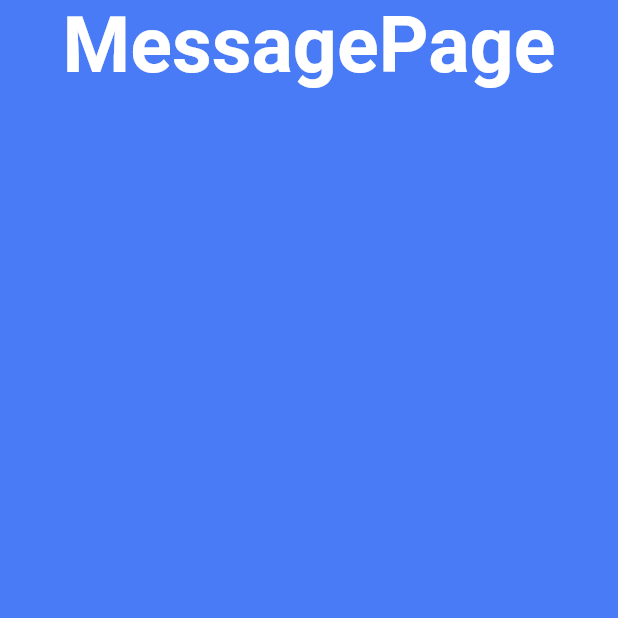
After one commit to didierganthier/video_chat_app, a Flutter app: the MessagePage screen opened by its route, on a phone screen of 412 x 824 dp, the top half of it. The commit adds this screen. Run offline on Flutter 3.47's test engine with Material 2 defaults, Android fonts, the phone set to English and light mode, and no system bars; our stand-ins replace cached_network_image, cloud_firestore, cookie_jar, dio, dio_cookie_manager, firebase_core and 8 more; accounts and stored records are empty; Roboto replaces fonts that are missing (Montserrat); statements that could not run were skipped.

Commit message:
Add messages routes and bindings

```diff
--- a/lib/common/routes/pages.dart
+++ b/lib/common/routes/pages.dart
@@ -3,6 +3,8 @@ import 'package:video_chat_app/common/middlewares/middlewares.dart';
 
 import 'package:get/get.dart';
 import 'package:video_chat_app/pages/frame/welcome/index.dart';
+import 'package:video_chat_app/pages/message/bindings.dart';
+import 'package:video_chat_app/pages/message/view.dart';
 
 import 'routes.dart';
 
@@ -43,9 +45,14 @@ class AppPages {
     // 首页
     // GetPage(name: AppRoutes.Contact, page: () => ContactPage(), binding: ContactBinding()),
     //消息
-    // GetPage(name: AppRoutes.Message, page: () => MessagePage(), binding: MessageBinding(),middlewares: [
-    //    RouteAuthMiddleware(priority: 1),
-    //  ],),
+    GetPage(
+      name: AppRoutes.Message,
+      page: () => const MessagePage(),
+      binding: MessageBinding(),
+      middlewares: [
+        RouteAuthMiddleware(priority: 1),
+      ],
+    ),
     //我的
     // GetPage(name: AppRoutes.Profile, page: () => ProfilePage(), binding: ProfileBinding()),
     //聊天详情
--- a/lib/pages/frame/welcome/controller.dart
+++ b/lib/pages/frame/welcome/controller.dart
@@ -1,4 +1,5 @@
 import 'package:get/get.dart';
+import 'package:video_chat_app/common/routes/routes.dart';
 import 'package:video_chat_app/pages/frame/welcome/state.dart';
 
 class WelcomeController extends GetxController {
@@ -10,6 +11,9 @@ class WelcomeController extends GetxController {
   @override
   void onReady() {
     super.onReady();
-    print("WelcomeController onReady");
+    Future.delayed(
+      const Duration(seconds: 3),
+      () => Get.offAllNamed(AppRoutes.Message),
+    );
   }
 }
--- /dev/null
+++ b/lib/pages/message/bindings.dart
@@ -0,0 +1,10 @@
+import 'package:get/get.dart';
+import 'package:video_chat_app/pages/frame/welcome/controller.dart';
+import 'package:video_chat_app/pages/message/index.dart';
+
+class MessageBinding implements Bindings {
+  @override
+  void dependencies() {
+    Get.lazyPut<MessageController>(() => MessageController());
+  }
+}
--- /dev/null
+++ b/lib/pages/message/controller.dart
@@ -0,0 +1,8 @@
+import 'package:get/get.dart';
+import 'package:video_chat_app/common/routes/routes.dart';
+import 'package:video_chat_app/pages/message/state.dart';
+
+class MessageController extends GetxController {
+  MessageController();
+  final state = MessageState();
+}
--- /dev/null
+++ b/lib/pages/message/index.dart
@@ -0,0 +1,6 @@
+library welcome;
+
+export 'bindings.dart';
+export 'controller.dart';
+export 'state.dart';
+export 'view.dart';
--- /dev/null
+++ b/lib/pages/message/state.dart
@@ -0,0 +1 @@
+class MessageState {}
--- /dev/null
+++ b/lib/pages/message/view.dart
@@ -0,0 +1,30 @@
+import 'package:flutter/material.dart';
+import 'package:get/get_state_manager/get_state_manager.dart';
+import 'package:video_chat_app/common/values/values.dart';
+import 'package:video_chat_app/pages/frame/welcome/index.dart';
+import 'package:flutter_screenutil/flutter_screenutil.dart';
+import 'package:video_chat_app/pages/message/index.dart';
+
+class MessagePage extends GetView<MessageController> {
+  const MessagePage({Key? key}) : super(key: key);
+  @override
+  Widget build(BuildContext context) {
+    return Scaffold(
+      backgroundColor: AppColors.primaryElement,
+      body: Container(
+        width: 360.w,
+        height: 780.h,
+        child: Text(
+          'MessagePage',
+          textAlign: TextAlign.center,
+          style: TextStyle(
+            color: AppColors.primaryElementText,
+            fontFamily: "Montserrat",
+            fontSize: 45.sp,
+            fontWeight: FontWeight.bold,
+          ),
+        ),
+      ),
+    );
+  }
+}
```
